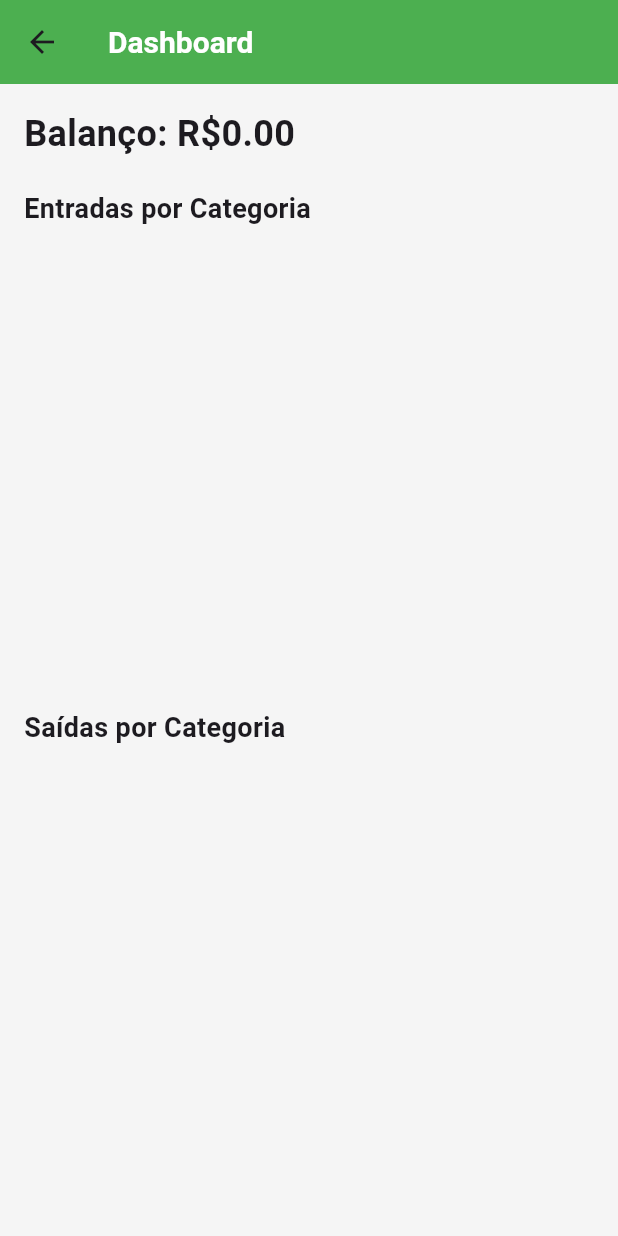
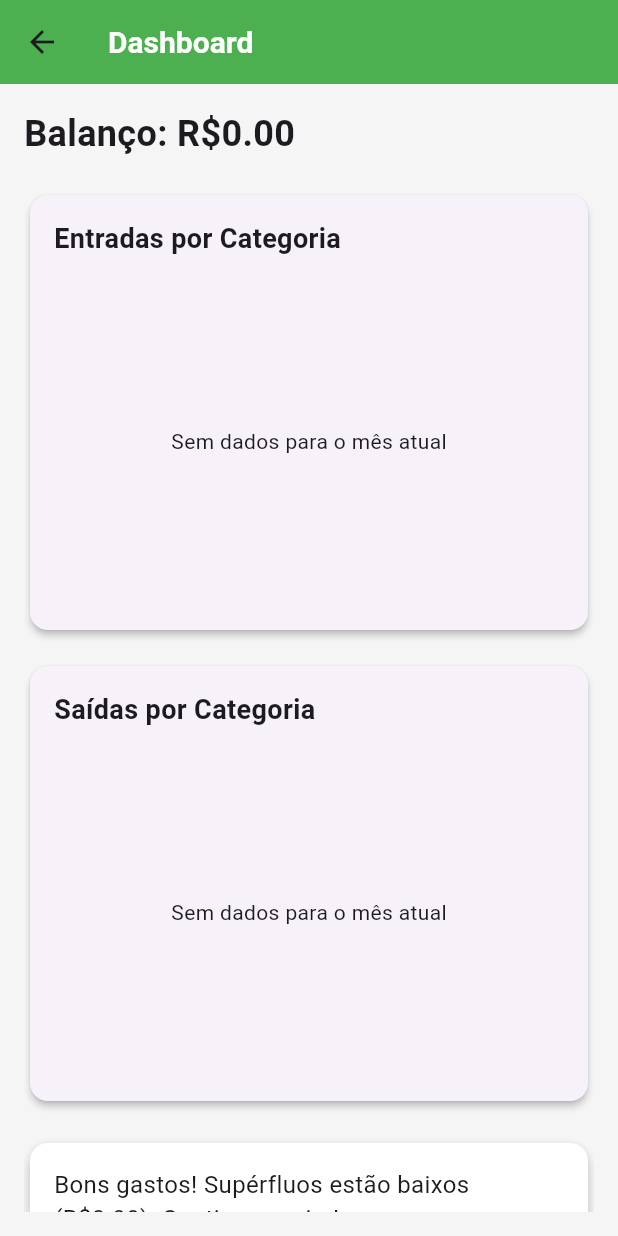
Before and after one commit to devCarlosHenSil/financas-inteligentes, a Flutter app: the DashboardScreen screen opened by its route, on a phone screen of 412 x 824 dp. Run offline on Flutter 3.47's test engine with Material 3 defaults, Android fonts, the phone set to English and light mode, and no system bars; drawn by our look-alikes of fl_chart; our stand-ins replace cloud_firestore, firebase_auth, firebase_core, flutter_masked_text2, logger; accounts and stored records are empty.

Commit message:
Corrige erro de tipo no dashboard e reutiliza builder do gráfico

```diff
--- a/lib/screens/dashboard_screen.dart
+++ b/lib/screens/dashboard_screen.dart
@@ -1,11 +1,12 @@
-import 'package:cloud_firestore/cloud_firestore.dart';
+import 'dart:async';
+
 import 'package:fl_chart/fl_chart.dart';
-import 'package:flutter/material.dart';
-import 'package:financas_inteligentes/services/firestore_service.dart';
 import 'package:financas_inteligentes/models/transaction_model.dart';
-import 'package:financas_inteligentes/screens/transactions_screen.dart';
 import 'package:financas_inteligentes/screens/investments_screen.dart';
 import 'package:financas_inteligentes/screens/shopping_list_screen.dart';
+import 'package:financas_inteligentes/screens/transactions_screen.dart';
+import 'package:financas_inteligentes/services/firestore_service.dart';
+import 'package:flutter/material.dart';
 import 'package:intl/intl.dart';
 
 class DashboardScreen extends StatefulWidget {
@@ -15,8 +16,20 @@ class DashboardScreen extends StatefulWidget {
   DashboardScreenState createState() => DashboardScreenState();
 }
 
+class _CategoryTotal {
+  _CategoryTotal({required this.nome, required this.valor});
+
+  final String nome;
+  final double valor;
+}
+
 class DashboardScreenState extends State<DashboardScreen> {
   final FirestoreService _service = FirestoreService();
+  final NumberFormat _currencyFormatter = NumberFormat.currency(symbol: 'R\$');
+
+  StreamSubscription<List<TransactionModel>>? _transactionsSubscription;
+  bool _isLoading = true;
+
   double totalEntradas = 0, totalSaidas = 0, totalSuperfluos = 0;
   Map<String, double> entradasPorCategoria = {};
   Map<String, double> saidasPorCategoria = {};
@@ -24,81 +37,228 @@ class DashboardScreenState extends State<DashboardScreen> {
   @override
   void initState() {
     super.initState();
-    _loadData();
+    _listenTransactions();
   }
 
-  void _loadData() async {
-    DateTime now = DateTime.now();
-    totalEntradas = await _service.getTotalEntradas(now);
-    totalSaidas = await _service.getTotalSaidas(now);
-    totalSuperfluos = await _service.getTotalSuperfluos(now);
+  void _listenTransactions() {
+    _transactionsSubscription = _service.getTransactions().listen((transactions) {
+      final now = DateTime.now();
+      final txMesAtual = transactions.where(
+        (t) => t.data.month == now.month && t.data.year == now.year,
+      );
 
-    // Calcular por categoria
-    final snapshot = await _service.db.collection('usuarios/${_service.userId}/transacoes').get();
-    entradasPorCategoria = {};
-    saidasPorCategoria = {};
-    for (var doc in snapshot.docs) {
-      final t = TransactionModel.fromMap(doc.data(), doc.id);
-      if (t.data.month == now.month && t.data.year == now.year) {
+      final Map<String, double> novasEntradasPorCategoria = {};
+      final Map<String, double> novasSaidasPorCategoria = {};
+      double novasEntradas = 0;
+      double novasSaidas = 0;
+      double novosSuperfluos = 0;
+
+      for (final t in txMesAtual) {
         if (t.tipo == 'entrada') {
-          entradasPorCategoria.update(t.categoria, (value) => value + t.valor, ifAbsent: () => t.valor);
-        } else {
-          saidasPorCategoria.update(t.categoria, (value) => value + t.valor, ifAbsent: () => t.valor);
+          novasEntradas += t.valor;
+          novasEntradasPorCategoria.update(
+            t.categoria,
+            (value) => value + t.valor,
+            ifAbsent: () => t.valor,
+          );
+        } else if (t.tipo == 'saida') {
+          novasSaidas += t.valor;
+          novasSaidasPorCategoria.update(
+            t.categoria,
+            (value) => value + t.valor,
+            ifAbsent: () => t.valor,
+          );
+        }
+
+        if (t.superfluo) {
+          novosSuperfluos += t.valor;
         }
       }
-    }
 
-    setState(() {});
-    _service.getTransactions().listen((list) {
-      setState(() {});
+      if (!mounted) return;
+      setState(() {
+        totalEntradas = novasEntradas;
+        totalSaidas = novasSaidas;
+        totalSuperfluos = novosSuperfluos;
+        entradasPorCategoria = novasEntradasPorCategoria;
+        saidasPorCategoria = novasSaidasPorCategoria;
+        _isLoading = false;
+      });
     });
+  }
+
+  @override
+  void dispose() {
+    _transactionsSubscription?.cancel();
+    super.dispose();
   }
 
   String getGastosAnalise() {
     if (totalSuperfluos > totalSaidas * 0.3) {
-      return 'Você gastou muito em itens supérfluos (R\$$totalSuperfluos) – considere poupar mais!';
-    } else {
-      return 'Bons gastos! Supérfluos estão baixos (R\$$totalSuperfluos). Continue assim!';
+      return 'Você gastou muito em itens supérfluos (${_currencyFormatter.format(totalSuperfluos)}) – considere poupar mais!';
     }
+
+    return 'Bons gastos! Supérfluos estão baixos (${_currencyFormatter.format(totalSuperfluos)}). Continue assim!';
   }
 
-  List<PieChartSectionData> _getPieSections(Map<String, double> data, Color baseColor) {
-    Map<String, Color> categoryColors = {
-      'Uber': Colors.black,
-      'Mercado Livre': Colors.yellow,
-      'Shopee': Colors.orange,
-      'Pix para esposa': Colors.purple,
-      'Padaria': Colors.brown[200]!,
-      'Super Mercado': Colors.blue[200]!,
-      // Adicione mais categorias se necessário
-    };
+  List<_CategoryTotal> _prepareChartData(
+    Map<String, double> data, {
+    int maxItems = 6,
+    double minPercent = 0.05,
+  }) {
+    if (data.isEmpty) return [];
 
-    List<PieChartSectionData> sections = [];
-    List<Color> defaultColors = [
+    final ordered = data.entries
+        .map((entry) => _CategoryTotal(nome: entry.key, valor: entry.value))
+        .toList()
+      ..sort((a, b) => b.valor.compareTo(a.valor));
+
+    final total = ordered.fold<double>(0, (sum, item) => sum + item.valor);
+    final selected = <_CategoryTotal>[];
+    double outros = 0;
+
+    for (final item in ordered) {
+      final percent = total == 0 ? 0 : item.valor / total;
+      final shouldGroup = selected.length >= maxItems || percent < minPercent;
+
+      if (shouldGroup) {
+        outros += item.valor;
+      } else {
+        selected.add(item);
+      }
+    }
+
+    if (outros > 0) {
+      selected.add(_CategoryTotal(nome: 'Outros', valor: outros));
+    }
+
+    return selected;
+  }
+
+  List<PieChartSectionData> _getPieSections(List<_CategoryTotal> items, Color baseColor) {
+    if (items.isEmpty) return [];
+
+    final total = items.fold<double>(0, (sum, item) => sum + item.valor);
+    final palette = [
       baseColor,
       baseColor.withAlpha((0.8 * 255).round()),
-      baseColor.withAlpha((0.6 * 255).round()),
-      baseColor.withAlpha((0.4 * 255).round()),
-      baseColor.withAlpha((0.2 * 255).round())
+      baseColor.withAlpha((0.65 * 255).round()),
+      baseColor.withAlpha((0.5 * 255).round()),
+      Colors.amber,
+      Colors.deepPurple.shade300,
+      Colors.blueGrey.shade400,
     ];
-    int colorIndex = 0;
-    data.forEach((key, value) {
-      Color color = categoryColors[key] ?? defaultColors[colorIndex % defaultColors.length];
-      sections.add(PieChartSectionData(
-        value: value,
-        color: color,
-        title: '$key\nR\$${value.toStringAsFixed(2)}',
-        radius: 120,  // Aumentado para mais espaço
-        titlePositionPercentageOffset: 1.5,  // Move o título mais para fora
-        titleStyle: const TextStyle(fontSize: 10, fontWeight: FontWeight.bold, color: Colors.black),
-      ));
-      colorIndex++;
+
+    return List.generate(items.length, (index) {
+      final item = items[index];
+      final percent = total == 0 ? 0 : (item.valor / total) * 100;
+
+      return PieChartSectionData(
+        value: item.valor,
+        color: palette[index % palette.length],
+        title: percent >= 8 ? '${percent.toStringAsFixed(0)}%' : '',
+        radius: 84,
+        titleStyle: const TextStyle(
+          fontSize: 11,
+          fontWeight: FontWeight.bold,
+          color: Colors.white,
+        ),
+      );
     });
-    return sections;
+  }
+
+  Widget _buildLegend(List<_CategoryTotal> items, Color baseColor) {
+    final palette = [
+      baseColor,
+      baseColor.withAlpha((0.8 * 255).round()),
+      baseColor.withAlpha((0.65 * 255).round()),
+      baseColor.withAlpha((0.5 * 255).round()),
+      Colors.amber,
+      Colors.deepPurple.shade300,
+      Colors.blueGrey.shade400,
+    ];
+
+    return Column(
+      children: List.generate(items.length, (index) {
+        final item = items[index];
+        return Padding(
+          padding: const EdgeInsets.symmetric(vertical: 4),
+          child: Row(
+            children: [
+              Container(
+                width: 12,
+                height: 12,
+                decoration: BoxDecoration(
+                  color: palette[index % palette.length],
+                  shape: BoxShape.circle,
+                ),
+              ),
+              const SizedBox(width: 8),
+              Expanded(
+                child: Text(
+                  item.nome,
+                  overflow: TextOverflow.ellipsis,
+                ),
+              ),
+              const SizedBox(width: 8),
+              Text(_currencyFormatter.format(item.valor)),
+            ],
+          ),
+        );
+      }),
+    );
+  }
+
+
+  Widget _buildPieChart(List<_CategoryTotal> items, Color color) {
+    return SizedBox(
+      height: 220,
+      child: PieChart(
+        PieChartData(
+          sectionsSpace: 2,
+          centerSpaceRadius: 40,
+          sections: _getPieSections(items, color),
+          borderData: FlBorderData(show: false),
+        ),
+      ),
+    );
+  }
+
+  Widget _buildPieChartCard(String title, Map<String, double> data, Color color) {
+    final items = _prepareChartData(data);
+
+    return Card(
+      elevation: 2,
+      child: Padding(
+        padding: const EdgeInsets.all(16),
+        child: Column(
+          crossAxisAlignment: CrossAxisAlignment.start,
+          children: [
+            Text(
+              title,
+              style: const TextStyle(fontSize: 18, fontWeight: FontWeight.bold),
+            ),
+            const SizedBox(height: 12),
+            if (items.isEmpty)
+              const SizedBox(
+                height: 220,
+                child: Center(child: Text('Sem dados para o mês atual')),
+              )
+            else ...[
+              _buildPieChart(items, color),
+              const SizedBox(height: 12),
+              _buildLegend(items, color),
+            ],
+          ],
+        ),
+      ),
+    );
   }
 
   @override
   Widget build(BuildContext context) {
+    final saldo = totalEntradas - totalSaidas;
+
     return Scaffold(
       appBar: AppBar(title: const Text('Dashboard')),
       body: Padding(
@@ -107,33 +267,16 @@ class DashboardScreenState extends State<DashboardScreen> {
           child: Column(
             crossAxisAlignment: CrossAxisAlignment.start,
             children: [
-              Text('Balanço: ${NumberFormat.currency(symbol: 'R\$').format(totalEntradas - totalSaidas)}', style: const TextStyle(fontSize: 24, fontWeight: FontWeight.bold)),
-              const SizedBox(height: 20),
-              const Text('Entradas por Categoria', style: TextStyle(fontSize: 18, fontWeight: FontWeight.bold)),
-              SizedBox(
-                height: 300,  // Aumenta a altura para mais espaço
-                child: PieChart(
-                  PieChartData(
-                    sectionsSpace: 2,
-                    centerSpaceRadius: 50,
-                    sections: _getPieSections(entradasPorCategoria, Colors.green),
-                    borderData: FlBorderData(show: false),
-                  ),
-                ),
+              if (_isLoading) const LinearProgressIndicator(),
+              if (_isLoading) const SizedBox(height: 16),
+              Text(
+                'Balanço: ${_currencyFormatter.format(saldo)}',
+                style: const TextStyle(fontSize: 24, fontWeight: FontWeight.bold),
               ),
               const SizedBox(height: 20),
-              const Text('Saídas por Categoria', style: TextStyle(fontSize: 18, fontWeight: FontWeight.bold)),
-              SizedBox(
-                height: 300,  // Aumenta a altura para mais espaço
-                child: PieChart(
-                  PieChartData(
-                    sectionsSpace: 2,
-                    centerSpaceRadius: 50,
-                    sections: _getPieSections(saidasPorCategoria, Colors.red),
-                    borderData: FlBorderData(show: false),
-                  ),
-                ),
-              ),
+              _buildPieChartCard('Entradas por Categoria', entradasPorCategoria, Colors.green),
+              const SizedBox(height: 16),
+              _buildPieChartCard('Saídas por Categoria', saidasPorCategoria, Colors.red),
               const SizedBox(height: 20),
               Card(
                 color: Colors.white,
@@ -149,13 +292,34 @@ class DashboardScreenState extends State<DashboardScreen> {
                 elevation: 4,
                 child: Padding(
                   padding: const EdgeInsets.all(16.0),
-                  child: Text('Dica para poupança: Com R\$${totalEntradas - totalSaidas} sobrando, invista R\$100/mês para acumular R\$1200 em 1 ano!', style: const TextStyle(fontSize: 16)),
+                  child: Text(
+                    'Dica para poupança: Com ${_currencyFormatter.format(saldo)} sobrando, invista R\$100/mês para acumular R\$1200 em 1 ano!',
+                    style: const TextStyle(fontSize: 16),
+                  ),
                 ),
               ),
               const SizedBox(height: 20),
-              ElevatedButton(onPressed: () => Navigator.push(context, MaterialPageRoute(builder: (_) => const TransactionsScreen())), child: const Text('Transações')),
-              ElevatedButton(onPressed: () => Navigator.push(context, MaterialPageRoute(builder: (_) => const InvestmentsScreen())), child: const Text('Investimentos')),
-              ElevatedButton(onPressed: () => Navigator.push(context, MaterialPageRoute(builder: (_) => const ShoppingListScreen())), child: const Text('Lista de Compras')),
+              ElevatedButton(
+                onPressed: () => Navigator.push(
+                  context,
+                  MaterialPageRoute(builder: (_) => const TransactionsScreen()),
+                ),
+                child: const Text('Transações'),
+              ),
+              ElevatedButton(
+                onPressed: () => Navigator.push(
+                  context,
+                  MaterialPageRoute(builder: (_) => const InvestmentsScreen()),
+                ),
+                child: const Text('Investimentos'),
+              ),
+              ElevatedButton(
+                onPressed: () => Navigator.push(
+                  context,
+                  MaterialPageRoute(builder: (_) => const ShoppingListScreen()),
+                ),
+                child: const Text('Lista de Compras'),
+              ),
             ],
           ),
         ),
```
